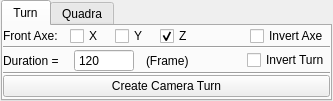
snaress/studio, file tools/maya/camera/camPrez/ui/camPrez.ui: the form before one commit.
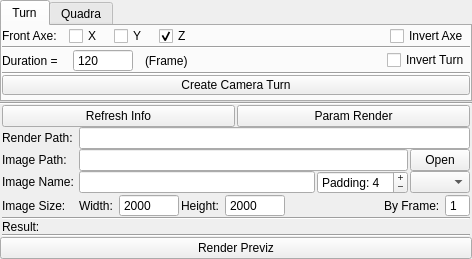
The form after the commit.

Commit message: camPrez: Update paramRender()

Diff of the .ui file:
```diff
--- a/tools/maya/camera/camPrez/ui/camPrez.ui
+++ b/tools/maya/camera/camPrez/ui/camPrez.ui
@@ -6,8 +6,8 @@
    <rect>
     <x>0</x>
     <y>0</y>
-    <width>333</width>
-    <height>97</height>
+    <width>472</width>
+    <height>259</height>
    </rect>
   </property>
   <property name="windowTitle">
@@ -15,21 +15,406 @@
   </property>
   <widget class="QWidget" name="centralwidget">
    <layout class="QGridLayout" name="gridLayout">
-    <property name="leftMargin">
-     <number>1</number>
-    </property>
-    <property name="topMargin">
-     <number>0</number>
-    </property>
-    <property name="rightMargin">
-     <number>1</number>
-    </property>
-    <property name="bottomMargin">
+    <property name="margin">
      <number>0</number>
     </property>
     <property name="spacing">
      <number>0</number>
     </property>
+    <item row="2" column="0">
+     <layout class="QVBoxLayout" name="vlRender">
+      <property name="spacing">
+       <number>0</number>
+      </property>
+      <property name="leftMargin">
+       <number>2</number>
+      </property>
+      <property name="topMargin">
+       <number>0</number>
+      </property>
+      <property name="rightMargin">
+       <number>2</number>
+      </property>
+      <property name="bottomMargin">
+       <number>0</number>
+      </property>
+      <item>
+       <layout class="QHBoxLayout" name="hlParams">
+        <property name="spacing">
+         <number>2</number>
+        </property>
+        <property name="topMargin">
+         <number>0</number>
+        </property>
+        <item>
+         <widget class="QPushButton" name="bRefreshInfo">
+          <property name="text">
+           <string>Refresh Info</string>
+          </property>
+         </widget>
+        </item>
+        <item>
+         <widget class="QPushButton" name="bParamRender">
+          <property name="text">
+           <string>Param Render</string>
+          </property>
+         </widget>
+        </item>
+       </layout>
+      </item>
+      <item>
+       <layout class="QHBoxLayout" name="hlRenderPath">
+        <property name="spacing">
+         <number>2</number>
+        </property>
+        <item>
+         <widget class="QLabel" name="lRenderPath">
+          <property name="minimumSize">
+           <size>
+            <width>75</width>
+            <height>0</height>
+           </size>
+          </property>
+          <property name="maximumSize">
+           <size>
+            <width>75</width>
+            <height>20</height>
+           </size>
+          </property>
+          <property name="text">
+           <string>Render Path: </string>
+          </property>
+         </widget>
+        </item>
+        <item>
+         <widget class="QLineEdit" name="leRenderPath">
+          <property name="readOnly">
+           <bool>true</bool>
+          </property>
+         </widget>
+        </item>
+       </layout>
+      </item>
+      <item>
+       <layout class="QHBoxLayout" name="hlImagePath">
+        <property name="spacing">
+         <number>2</number>
+        </property>
+        <item>
+         <widget class="QLabel" name="lImagePath">
+          <property name="minimumSize">
+           <size>
+            <width>75</width>
+            <height>0</height>
+           </size>
+          </property>
+          <property name="maximumSize">
+           <size>
+            <width>75</width>
+            <height>16777215</height>
+           </size>
+          </property>
+          <property name="text">
+           <string>Image Path: </string>
+          </property>
+         </widget>
+        </item>
+        <item>
+         <widget class="QLineEdit" name="leImagePath">
+          <property name="readOnly">
+           <bool>false</bool>
+          </property>
+         </widget>
+        </item>
+        <item>
+         <widget class="QPushButton" name="bOpen">
+          <property name="minimumSize">
+           <size>
+            <width>60</width>
+            <height>0</height>
+           </size>
+          </property>
+          <property name="maximumSize">
+           <size>
+            <width>60</width>
+            <height>16777215</height>
+           </size>
+          </property>
+          <property name="text">
+           <string>Open</string>
+          </property>
+         </widget>
+        </item>
+       </layout>
+      </item>
+      <item>
+       <layout class="QHBoxLayout" name="hlImageName">
+        <property name="spacing">
+         <number>2</number>
+        </property>
+        <property name="leftMargin">
+         <number>0</number>
+        </property>
+        <property name="topMargin">
+         <number>0</number>
+        </property>
+        <item>
+         <widget class="QLabel" name="lImageName">
+          <property name="minimumSize">
+           <size>
+            <width>75</width>
+            <height>0</height>
+           </size>
+          </property>
+          <property name="maximumSize">
+           <size>
+            <width>75</width>
+            <height>20</height>
+           </size>
+          </property>
+          <property name="text">
+           <string>Image Name:</string>
+          </property>
+         </widget>
+        </item>
+        <item>
+         <widget class="QLineEdit" name="leImageName"/>
+        </item>
+        <item>
+         <widget class="QSpinBox" name="sbPadding">
+          <property name="buttonSymbols">
+           <enum>QAbstractSpinBox::PlusMinus</enum>
+          </property>
+          <property name="prefix">
+           <string>Padding: </string>
+          </property>
+          <property name="maximum">
+           <number>12</number>
+          </property>
+          <property name="value">
+           <number>4</number>
+          </property>
+         </widget>
+        </item>
+        <item>
+         <widget class="QComboBox" name="cbImageExt">
+          <property name="minimumSize">
+           <size>
+            <width>60</width>
+            <height>0</height>
+           </size>
+          </property>
+          <property name="maximumSize">
+           <size>
+            <width>60</width>
+            <height>16777215</height>
+           </size>
+          </property>
+         </widget>
+        </item>
+       </layout>
+      </item>
+      <item>
+       <layout class="QHBoxLayout" name="hlImageSize">
+        <property name="spacing">
+         <number>2</number>
+        </property>
+        <property name="bottomMargin">
+         <number>0</number>
+        </property>
+        <item>
+         <widget class="QLabel" name="lImageSize">
+          <property name="minimumSize">
+           <size>
+            <width>75</width>
+            <height>0</height>
+           </size>
+          </property>
+          <property name="maximumSize">
+           <size>
+            <width>75</width>
+            <height>16777215</height>
+           </size>
+          </property>
+          <property name="text">
+           <string>Image Size: </string>
+          </property>
+         </widget>
+        </item>
+        <item>
+         <widget class="QLabel" name="lWidth">
+          <property name="text">
+           <string>Width: </string>
+          </property>
+         </widget>
+        </item>
+        <item>
+         <widget class="QSpinBox" name="sbWidth">
+          <property name="minimumSize">
+           <size>
+            <width>60</width>
+            <height>0</height>
+           </size>
+          </property>
+          <property name="maximumSize">
+           <size>
+            <width>60</width>
+            <height>16777215</height>
+           </size>
+          </property>
+          <property name="buttonSymbols">
+           <enum>QAbstractSpinBox::NoButtons</enum>
+          </property>
+          <property name="prefix">
+           <string/>
+          </property>
+          <property name="maximum">
+           <number>12000</number>
+          </property>
+          <property name="value">
+           <number>2000</number>
+          </property>
+         </widget>
+        </item>
+        <item>
+         <widget class="QLabel" name="lHeight">
+          <property name="text">
+           <string>Height: </string>
+          </property>
+         </widget>
+        </item>
+        <item>
+         <widget class="QSpinBox" name="sbHeight">
+          <property name="minimumSize">
+           <size>
+            <width>60</width>
+            <height>0</height>
+           </size>
+          </property>
+          <property name="maximumSize">
+           <size>
+            <width>60</width>
+            <height>16777215</height>
+           </size>
+          </property>
+          <property name="buttonSymbols">
+           <enum>QAbstractSpinBox::NoButtons</enum>
+          </property>
+          <property name="prefix">
+           <string/>
+          </property>
+          <property name="maximum">
+           <number>12000</number>
+          </property>
+          <property name="value">
+           <number>2000</number>
+          </property>
+         </widget>
+        </item>
+        <item>
+         <spacer name="horizontalSpacer_3">
+          <property name="orientation">
+           <enum>Qt::Horizontal</enum>
+          </property>
+          <property name="sizeHint" stdset="0">
+           <size>
+            <width>40</width>
+            <height>20</height>
+           </size>
+          </property>
+         </spacer>
+        </item>
+        <item>
+         <widget class="QLabel" name="lByFrame">
+          <property name="text">
+           <string>By Frame: </string>
+          </property>
+         </widget>
+        </item>
+        <item>
+         <widget class="QSpinBox" name="sbByFrame">
+          <property name="buttonSymbols">
+           <enum>QAbstractSpinBox::NoButtons</enum>
+          </property>
+          <property name="value">
+           <number>1</number>
+          </property>
+         </widget>
+        </item>
+       </layout>
+      </item>
+      <item>
+       <widget class="Line" name="line_4">
+        <property name="orientation">
+         <enum>Qt::Horizontal</enum>
+        </property>
+       </widget>
+      </item>
+      <item>
+       <layout class="QHBoxLayout" name="hlResult">
+        <property name="spacing">
+         <number>2</number>
+        </property>
+        <property name="topMargin">
+         <number>0</number>
+        </property>
+        <item>
+         <widget class="QLabel" name="lResult">
+          <property name="maximumSize">
+           <size>
+            <width>40</width>
+            <height>16777215</height>
+           </size>
+          </property>
+          <property name="text">
+           <string>Result: </string>
+          </property>
+         </widget>
+        </item>
+        <item>
+         <widget class="QLabel" name="lResultVal">
+          <property name="text">
+           <string/>
+          </property>
+          <property name="wordWrap">
+           <bool>true</bool>
+          </property>
+          <property name="textInteractionFlags">
+           <set>Qt::LinksAccessibleByMouse|Qt::TextSelectableByMouse</set>
+          </property>
+         </widget>
+        </item>
+       </layout>
+      </item>
+      <item>
+       <widget class="Line" name="line_5">
+        <property name="orientation">
+         <enum>Qt::Horizontal</enum>
+        </property>
+       </widget>
+      </item>
+     </layout>
+    </item>
+    <item row="3" column="0">
+     <widget class="QPushButton" name="bRender">
+      <property name="maximumSize">
+       <size>
+        <width>16777215</width>
+        <height>16777215</height>
+       </size>
+      </property>
+      <property name="text">
+       <string>Render Previz</string>
+      </property>
+     </widget>
+    </item>
+    <item row="1" column="0">
+     <widget class="Line" name="line_3">
+      <property name="orientation">
+       <enum>Qt::Horizontal</enum>
+      </property>
+     </widget>
+    </item>
     <item row="0" column="0">
      <widget class="QTabWidget" name="tabWidget">
       <property name="currentIndex">
@@ -48,6 +433,12 @@
         </property>
         <item row="4" column="0">
          <widget class="QPushButton" name="bCreateCamTurn">
+          <property name="maximumSize">
+           <size>
+            <width>16777215</width>
+            <height>20</height>
+           </size>
+          </property>
           <property name="text">
            <string>Create Camera Turn</string>
           </property>
```
The commit also changes 4 other files.
